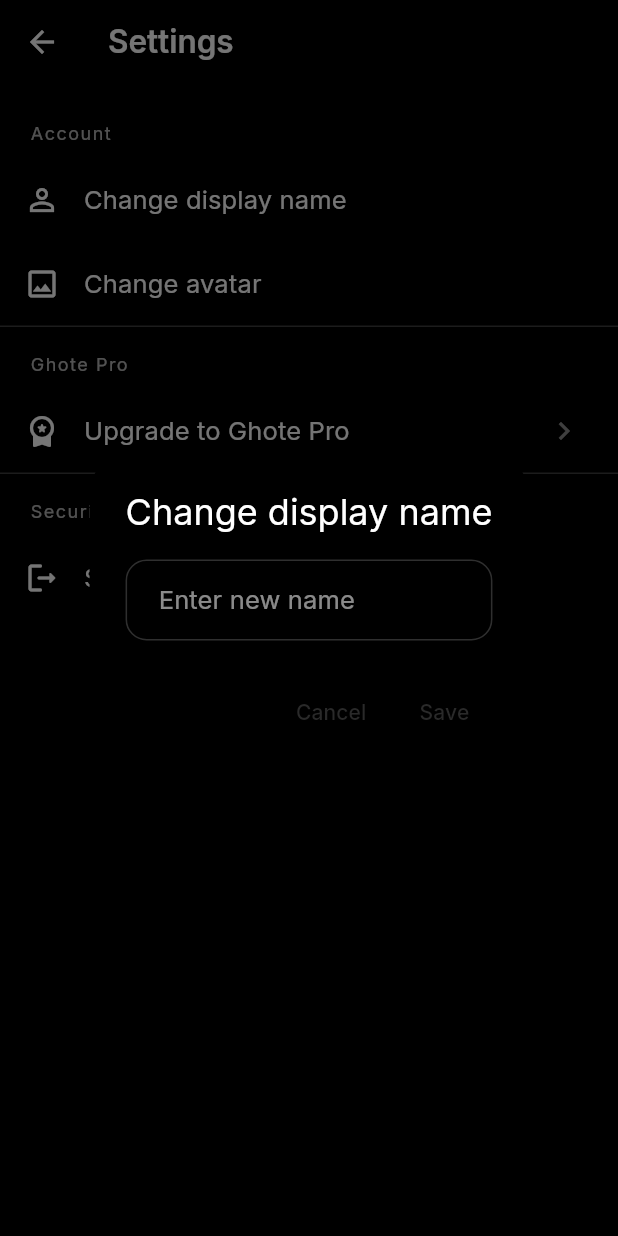
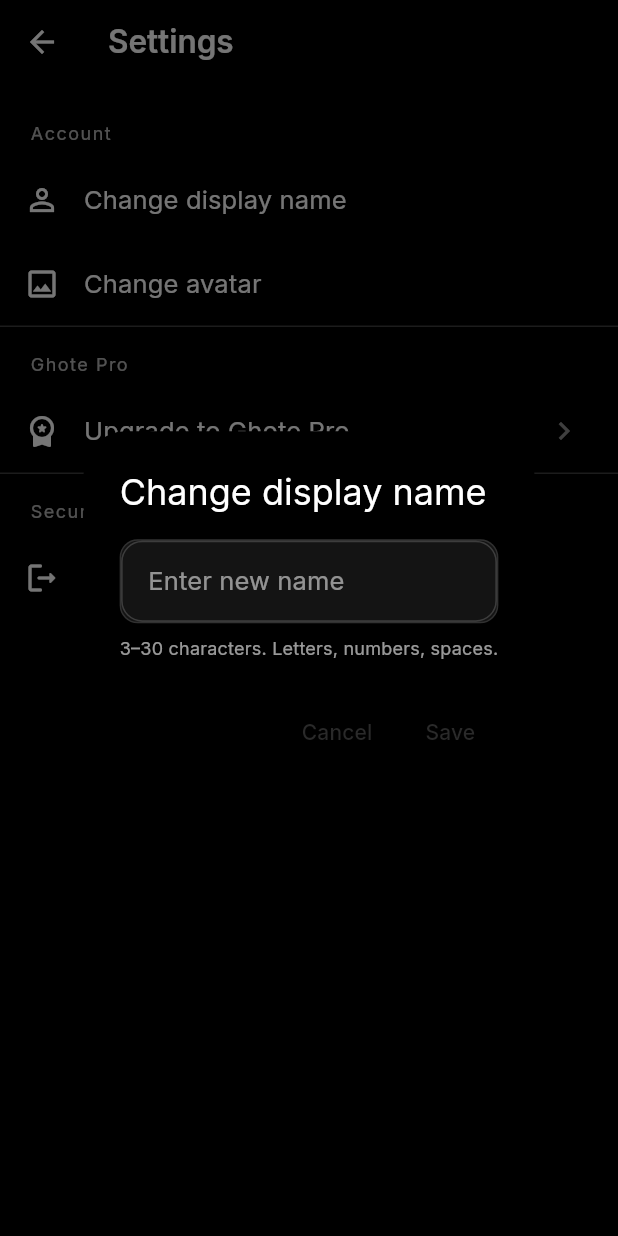
Before and after one commit to ghote-app/ghote, a Flutter app: the SettingsScreen screen opened directly, after a tap on "Change display name", on a phone screen of 412 x 824 dp. Run offline on Flutter 3.47's test engine with Material 3 defaults, Android fonts, the phone set to English and light mode, and no system bars; our stand-ins replace cloud_firestore, file_picker, firebase_auth, firebase_core, firebase_storage, go_router and 3 more; missing offline and left inert: dart:html; accounts and stored records are empty.

Commit message:
feat(ui): live welcome name sync; improved input fields for project/display name (glass style)

```diff
--- a/lib/screens/settings_screen.dart
+++ b/lib/screens/settings_screen.dart
@@ -88,10 +88,29 @@ class SettingsScreen extends StatelessWidget {
       builder: (context) => AlertDialog(
         backgroundColor: Colors.black,
         title: const Text('Change display name', style: TextStyle(color: Colors.white)),
-        content: TextField(
-          controller: controller,
-          style: const TextStyle(color: Colors.white),
-          decoration: const InputDecoration(hintText: 'Enter new name', hintStyle: TextStyle(color: Colors.white54)),
+        content: Column(
+          mainAxisSize: MainAxisSize.min,
+          children: [
+            Container(
+              decoration: BoxDecoration(
+                color: Colors.white.withOpacity(0.08),
+                borderRadius: BorderRadius.circular(12),
+                border: Border.all(color: Colors.white.withOpacity(0.12)),
+              ),
+              child: TextField(
+                controller: controller,
+                style: const TextStyle(color: Colors.white),
+                decoration: const InputDecoration(
+                  contentPadding: EdgeInsets.symmetric(horizontal: 14, vertical: 14),
+                  hintText: 'Enter new name',
+                  hintStyle: TextStyle(color: Colors.white54),
+                  border: InputBorder.none,
+                ),
+              ),
+            ),
+            const SizedBox(height: 8),
+            Text('3–30 characters. Letters, numbers, spaces.', style: TextStyle(color: Colors.white.withOpacity(0.6), fontSize: 12)),
+          ],
         ),
         actions: [
           TextButton(onPressed: () => Navigator.of(context).pop(), child: const Text('Cancel')),
```
Also changed, not shown: lib/screens/dashboard_screen.dart (+44 -9 lines).
